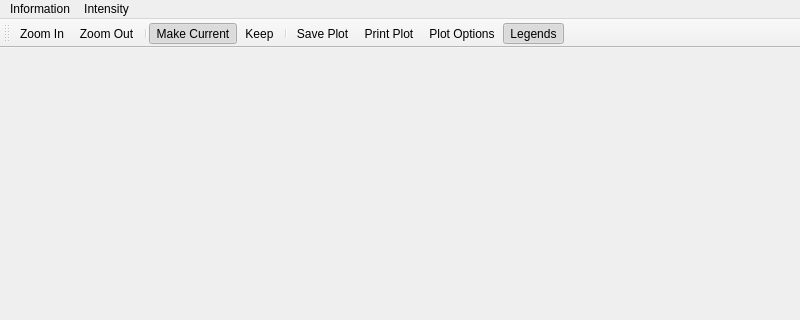
This is mslice/plotting/plot_window/plot_window.ui in mantidproject/mslice as Qt 5 draws it before an edit; both pictures show x 0 to 800 and y 0 to 320 of the 800 by 591 pixel window. The edited form follows.
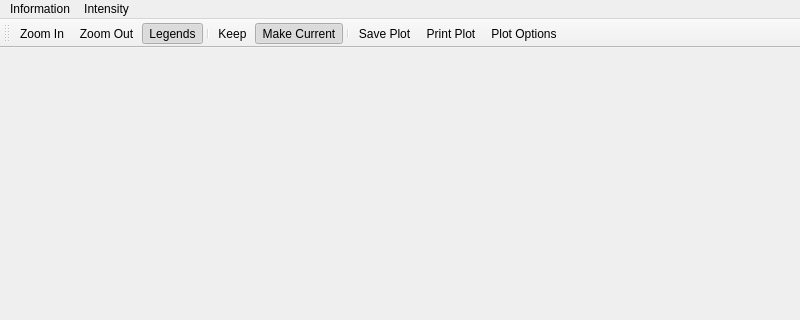
This is the edited form.

Commit message: change icon order re #232

What changed in the file:
```diff
--- a/mslice/plotting/plot_window/plot_window.ui
+++ b/mslice/plotting/plot_window/plot_window.ui
@@ -79,14 +79,14 @@
    </attribute>
    <addaction name="actionZoom_In"/>
    <addaction name="actionZoom_Out"/>
+   <addaction name="actionToggleLegends"/>
    <addaction name="separator"/>
-   <addaction name="actionMakeCurrent"/>
    <addaction name="actionKeep"/>
+   <addaction name="actionMakeCurrent"/>
    <addaction name="separator"/>
    <addaction name="action_save_image"/>
    <addaction name="action_Print_Plot"/>
    <addaction name="actionPlotOptions"/>
-   <addaction name="actionToggleLegends"/>
   </widget>
   <action name="action_save_image">
    <property name="text">
```
